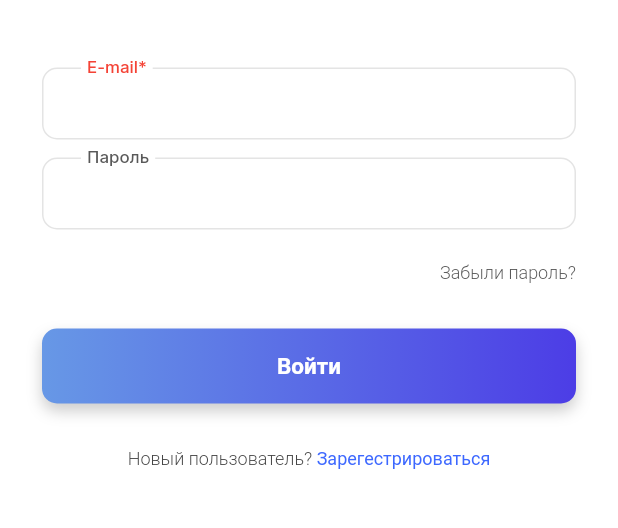
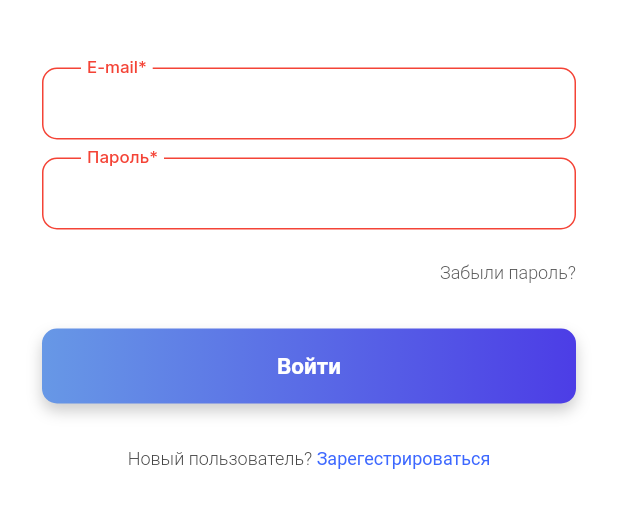
Before and after one commit to k1rm4n/book_manager, a Flutter app: the Autorization screen opened by its route, after a tap on "Войти", on a phone screen of 412 x 824 dp, the part 360-888 px from its top. Run offline on Flutter 3.47's test engine with Material 2 defaults, Android fonts, the phone set to English and light mode, and no system bars; missing offline and left inert: mysql1.

Commit message:
fix profile

```diff
--- a/lib/auto_user.dart
+++ b/lib/auto_user.dart
@@ -1,6 +1,4 @@
 // ignore_for_file: deprecated_member_use
-
-import 'dart:ui';
 
 import 'package:book_manager/connect_db.dart';
 import 'package:flutter/material.dart';
@@ -193,26 +191,24 @@ class _PassTextFieldWidget extends StatelessWidget {
           fontWeight: FontWeight.w300,
           fontFamily: "Roboto",
         ),
-        decoration: const InputDecoration(
+        decoration: InputDecoration(
           floatingLabelBehavior: FloatingLabelBehavior.always,
-          labelText: "Пароль",
-          contentPadding: EdgeInsets.symmetric(horizontal: 30),
-          labelStyle: TextStyle(
-            fontSize: 15,
-            fontWeight: FontWeight.w500,
-            fontFamily: 'Inter',
-            color: Color(0xFF595959),
-          ),
+          labelText: Provider.of<DataText>(context).textPass,
+          contentPadding: const EdgeInsets.symmetric(horizontal: 30),
+          labelStyle: Provider.of<DataText>(context).textStyle,
           focusedBorder: OutlineInputBorder(
-              borderRadius: BorderRadius.all(Radius.circular(10)),
-              borderSide: BorderSide(color: Color(0xFFE4E4E4), width: 1)),
+              borderRadius: const BorderRadius.all(Radius.circular(10)),
+              borderSide: BorderSide(
+                  color: Provider.of<DataText>(context).defBorder, width: 1)),
           enabledBorder: OutlineInputBorder(
-            borderRadius: BorderRadius.all(Radius.circular(10)),
-            borderSide: BorderSide(color: Color(0xFFE4E4E4), width: 1),
+            borderRadius: const BorderRadius.all(Radius.circular(10)),
+            borderSide: BorderSide(
+                color: Provider.of<DataText>(context).defBorder, width: 1),
           ),
           disabledBorder: OutlineInputBorder(
-            borderRadius: BorderRadius.all(Radius.circular(10)),
-            borderSide: BorderSide(color: Color(0xFFE4E4E4), width: 1),
+            borderRadius: const BorderRadius.all(Radius.circular(10)),
+            borderSide: BorderSide(
+                color: Provider.of<DataText>(context).defBorder, width: 1),
           ),
         ),
       ),
@@ -312,19 +308,25 @@ class EmailTextFieldWidget extends StatelessWidget {
         ),
         decoration: InputDecoration(
           floatingLabelBehavior: FloatingLabelBehavior.always,
-          labelText: Provider.of<DataText>(context).text,
+          labelText: Provider.of<DataText>(context).textLogin,
           contentPadding: const EdgeInsets.symmetric(horizontal: 30),
           labelStyle: Provider.of<DataText>(context).textStyle,
-          focusedBorder: const OutlineInputBorder(
-              borderRadius: BorderRadius.all(Radius.circular(10)),
-              borderSide: BorderSide(color: Color(0xFFE4E4E4), width: 1)),
-          enabledBorder: const OutlineInputBorder(
-            borderRadius: BorderRadius.all(Radius.circular(10)),
-            borderSide: BorderSide(color: Color(0xFFE4E4E4), width: 1),
+          focusedBorder: OutlineInputBorder(
+              borderRadius: const BorderRadius.all(Radius.circular(10)),
+              borderSide: BorderSide(
+                  color: Provider.of<DataText>(
+                    context,
+                  ).defBorder,
+                  width: 1)),
+          enabledBorder: OutlineInputBorder(
+            borderRadius: const BorderRadius.all(Radius.circular(10)),
+            borderSide: BorderSide(
+                color: Provider.of<DataText>(context).defBorder, width: 1),
           ),
-          disabledBorder: const OutlineInputBorder(
-            borderRadius: BorderRadius.all(Radius.circular(10)),
-            borderSide: BorderSide(color: Color(0xFFE4E4E4), width: 1),
+          disabledBorder: OutlineInputBorder(
+            borderRadius: const BorderRadius.all(Radius.circular(10)),
+            borderSide: BorderSide(
+                color: Provider.of<DataText>(context).defBorder, width: 1),
           ),
         ),
       ),
--- a/lib/connect_db.dart
+++ b/lib/connect_db.dart
@@ -10,8 +10,8 @@ class MyConnection {
       host: 'mysql.gameoxford.ru',
       port: 3306,
       user: 'krotov',
-      password: '2V5xK@t!a',
-      db: 'krotov',
+      password: 'pOQ7gO',
+      db: 'krotov_bm_db',
     );
     return await MySqlConnection.connect(settings);
   }
@@ -25,10 +25,17 @@ class MyConnection {
         (results) {
           if (results.isNotEmpty) {
             Provider.of<DataText>(context, listen: false).setText('E-mail');
+            Provider.of<DataText>(context, listen: false).setPassText('Пароль');
             Provider.of<DataText>(context, listen: false).setDefaultTextStyle();
+            Provider.of<DataText>(context, listen: false).setDefColorBorder();
+            Provider.of<DataText>(context, listen: false).setNameUser('Крот');
+            Navigator.popAndPushNamed(context, '/profile');
           } else {
             Provider.of<DataText>(context, listen: false).setText('E-mail*');
+            Provider.of<DataText>(context, listen: false)
+                .setPassText('Пароль*');
             Provider.of<DataText>(context, listen: false).setErorTextStyle();
+            Provider.of<DataText>(context, listen: false).setRedColorBorder();
           }
           conn.close();
         },
--- a/lib/data.dart
+++ b/lib/data.dart
@@ -1,12 +1,21 @@
-import 'dart:ui';
-
 import 'package:flutter/material.dart';
-import 'package:provider/provider.dart';
 
 class DataText extends ChangeNotifier {
-  String text = 'E-mail';
+  String nameUser = 'null';
+  void setNameUser(String name) {
+    nameUser = name;
+    notifyListeners();
+  }
+
+  String textLogin = 'E-mail';
   void setText(String text) {
-    this.text = text;
+    textLogin = text;
+    notifyListeners();
+  }
+
+  String textPass = 'Пароль';
+  void setPassText(String text) {
+    textPass = text;
     notifyListeners();
   }
 
@@ -36,4 +45,16 @@ class DataText extends ChangeNotifier {
     );
     notifyListeners();
   }
+
+  Color defBorder = const Color.fromRGBO(228, 228, 228, 1);
+
+  void setRedColorBorder() {
+    defBorder = Colors.red;
+    notifyListeners();
+  }
+
+  void setDefColorBorder() {
+    defBorder = const Color.fromRGBO(228, 228, 228, 1);
+    notifyListeners();
+  }
 }
--- a/lib/profile_user.dart
+++ b/lib/profile_user.dart
@@ -1,5 +1,7 @@
+import 'package:book_manager/data.dart';
 import 'package:flutter/material.dart';
 import 'navigation_bar.dart';
+import 'package:provider/provider.dart';
 
 // menu_rounded
 class Profile extends StatelessWidget {
@@ -8,6 +10,8 @@ class Profile extends StatelessWidget {
     return Scaffold(
       bottomNavigationBar: MainNavigationBar(),
       body: SafeArea(
+        child: ChangeNotifierProvider(
+          create: (context) => DataText(),
           child: Padding(
             padding: const EdgeInsets.symmetric(vertical: 25, horizontal: 30),
             child: Column(
@@ -20,6 +24,7 @@ class Profile extends StatelessWidget {
                 ),
                 const _NowReadWidget(),
               ],
+            ),
           ),
         ),
       ),
@@ -205,9 +210,9 @@ class _AvatarAndNameWidget extends StatelessWidget {
           const SizedBox(
             height: 20,
           ),
-          const Text(
-            'Фамилия Имя Отчество',
-            style: TextStyle(
+          Text(
+            Provider.of<DataText>(context).nameUser,
+            style: const TextStyle(
               color: Color.fromRGBO(61, 104, 255, 1),
               fontSize: 20,
               fontWeight: FontWeight.w500,
--- a/lib/settings_user.dart
+++ b/lib/settings_user.dart
@@ -57,7 +57,11 @@ class _ContainerProfileAndExitWidget extends StatelessWidget {
 class _ButtonExitWidget extends StatelessWidget {
   @override
   Widget build(BuildContext context) {
-    return Padding(
+    return GestureDetector(
+      onTap: (() {
+        Navigator.popAndPushNamed(context, '/auto');
+      }),
+      child: Padding(
         padding: const EdgeInsets.symmetric(horizontal: 20, vertical: 20),
         child: Container(
           width: double.infinity,
@@ -77,6 +81,7 @@ class _ButtonExitWidget extends StatelessWidget {
                 fontWeight: FontWeight.w500,
                 fontStyle: FontStyle.normal,
                 fontFamily: 'Roboto',
+              ),
             ),
           ),
         ),
```
Lines whose indentation alone changed are shown as unchanged.
